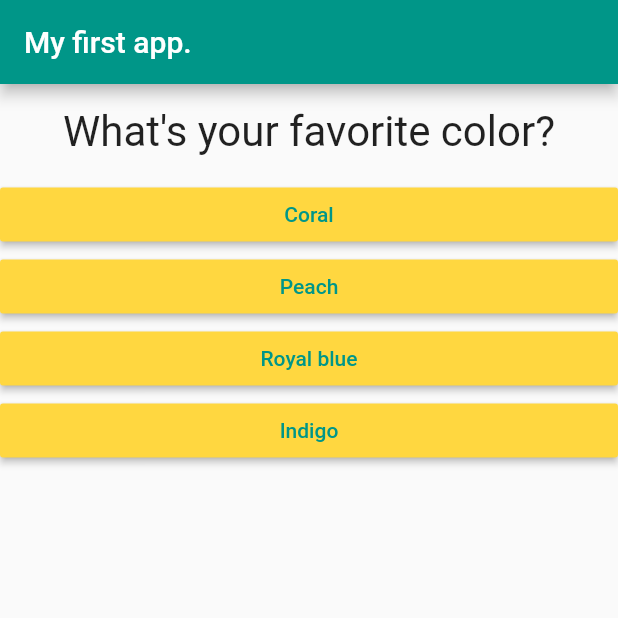
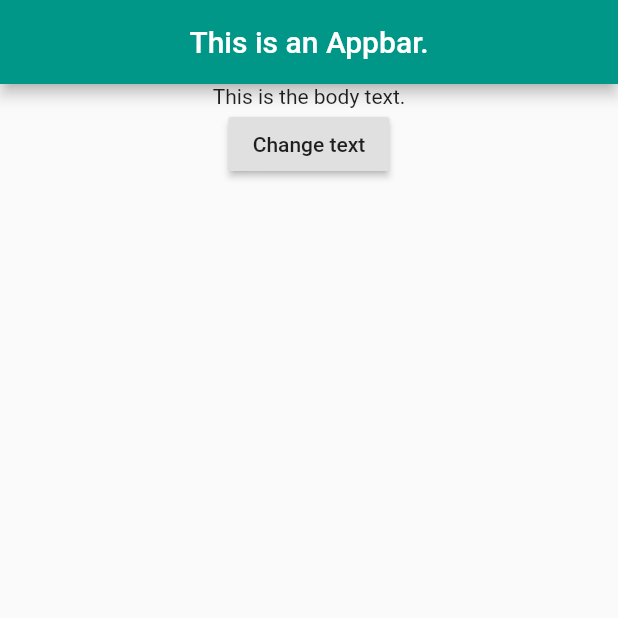
Before and after one commit to sarohabhawna/flutter-apps, a Flutter app: the screen it shows after launch, on a phone screen of 412 x 824 dp, the top half of it. Run offline on Flutter 3.47's test engine with Material 2 defaults, Android fonts, the phone set to English and light mode, and no system bars.

Commit message:
assignment completed

```diff
--- a/lib/answer.dart
+++ /dev/null
@@ -1,21 +0,0 @@
-import "package:flutter/material.dart";
-
-class Answer extends StatelessWidget {
-  final Function buttonHandler;
-  final String answerText;
-
-  Answer(this.buttonHandler, this.answerText);
-
-  @override
-  Widget build(BuildContext context) {
-    return Container(
-      width: double.infinity,
-      child: RaisedButton(
-        color: Colors.amberAccent,
-        textColor: Colors.teal,
-        child: Text(answerText),
-        onPressed: buttonHandler,
-      ),
-    );
-  }
-}
--- /dev/null
+++ b/lib/app.dart
@@ -0,0 +1,23 @@
+import 'package:flutter/material.dart';
+import './textcontrol.dart';
+
+class App extends StatelessWidget {
+  final String bodyText;
+  final Function changeText;
+
+  App({this.bodyText, this.changeText});
+
+  @override
+  Widget build(BuildContext context) {
+    return Scaffold(
+      appBar: AppBar(
+        title: Text('This is an Appbar.'),
+        backgroundColor: Colors.teal,
+        centerTitle: true,
+      ),
+      body: Center(
+        child: TextControl(bodyText: bodyText, changeText: changeText),
+      ),
+    );
+  }
+}
--- /dev/null
+++ b/lib/customtext.dart
@@ -0,0 +1,10 @@
+import 'package:flutter/material.dart';
+
+class CustomText extends StatelessWidget {
+  final String bodyText;
+  CustomText(this.bodyText);
+  @override
+  Widget build(BuildContext context) {
+    return Text(bodyText);
+  }
+}
--- a/lib/main.dart
+++ b/lib/main.dart
@@ -1,7 +1,6 @@
 import "package:flutter/material.dart";
 
-import './quiz.dart';
-import './result.dart';
+import './app.dart';
 
 void main() {
   runApp(MyApp());
@@ -10,79 +9,25 @@ void main() {
 class MyApp extends StatefulWidget {
   @override
   State<StatefulWidget> createState() {
-    // TODO: implement createState
     return _MyAppState();
   }
 }
 
-// _ makes classes, properties, methods private, it can only be accessed within the scope
 class _MyAppState extends State<MyApp> {
-  final _questions = const [
-    {
-      'question': 'What\'s your favorite color?',
-      'answers': [
-        {'text': 'Coral', 'score': 5},
-        {'text': 'Peach', 'score': 3},
-        {'text': 'Royal blue', 'score': 10},
-        {'text': 'Indigo', 'score': 8},
-      ],
-    },
-    {
-      'question': 'What\'s your favorite animal?',
-      'answers': [
-        {'text': 'Dog', 'score': 5},
-        {'text': 'Koala', 'score': 10},
-        {'text': 'Cat', 'score': 7},
-        {'text': 'Unicorn', 'score': 20},
-      ],
-    },
-    {
-      'question': 'Who\'s your favorite instructor?',
-      'answers': [
-        {'text': 'Max', 'score': 15},
-        {'text': 'Brad', 'score': 10},
-        {'text': 'Eric', 'score': 5},
-        {'text': 'Manu', 'score': 4},
-      ],
-    },
-  ];
-  var _questionIndex = 0;
-  var _totalScore = 0;
-
-  void _answerQuestion(int score) {
-    _totalScore += score;
+  String _bodyText = 'This is the body text.';
+  void _changeText() {
     setState(() {
-      _questionIndex += 1;
-    });
-    print(_questionIndex);
-    if (_questionIndex < _questions.length) {
-      print("We have more question");
-    }
-  }
-
-  void _restartQuiz() {
-    setState(() {
-      _questionIndex = 0;
-      _totalScore = 0;
+      _bodyText = 'Text changed.';
     });
   }
 
-  @override // overides the build method of statelesswidget
+  @override
   Widget build(BuildContext context) {
     return MaterialApp(
-      home: Scaffold(
-        appBar: AppBar(
-          title: Text('My first app.'),
-          backgroundColor: Colors.teal,
-        ),
-        body: _questionIndex < _questions.length
-            ? Quiz(
-                questions: _questions,
-                answerQuestion: _answerQuestion,
-                questionIndex: _questionIndex,
-              )
-            : Result(resultScore: _totalScore, restartQuiz: _restartQuiz),
+      home: App(
+        bodyText: _bodyText,
+        changeText: _changeText,
       ),
-    ); // provided by material, turns individual widgets into an app
+    );
   }
 }
--- a/lib/question.dart
+++ /dev/null
@@ -1,21 +0,0 @@
-import "package:flutter/material.dart";
-
-class Question extends StatelessWidget {
-  final String
-      questionText; // final tells that this value will never change after its initialization kind of like const in JS
-  Question(this.questionText);
-  @override
-  Widget build(BuildContext context) {
-    return Container(
-      width: double.infinity, // takes as much space as it can
-      margin: EdgeInsets.all(15), // margin, padding works exactly like CSS
-      child: Text(
-        questionText,
-        style: TextStyle(
-          fontSize: 28,
-        ),
-        textAlign: TextAlign.center,
-      ),
-    );
-  }
-}
--- a/lib/quiz.dart
+++ /dev/null
@@ -1,30 +0,0 @@
-import "package:flutter/material.dart";
-
-import './question.dart';
-import './answer.dart';
-
-class Quiz extends StatelessWidget {
-  final List<Map<String, Object>> questions;
-  final Function answerQuestion;
-  final int questionIndex;
-
-  Quiz({
-    @required this.questions,
-    @required this.answerQuestion,
-    @required this.questionIndex,
-  });
-
-  @override
-  Widget build(BuildContext context) {
-    return Column(
-      children: [
-        Question(questions[questionIndex]['question']),
-        ...(questions[questionIndex]['answers'] as List<Map<String, Object>>)
-            .map((answer) {
-          // ... is spread operator which now adds individual elements of this list to the parent list and prevents creating a nested list
-          return Answer(() => answerQuestion(answer['score']), answer['text']);
-        }).toList()
-      ],
-    );
-  }
-}
--- /dev/null
+++ b/lib/textcontrol.dart
@@ -0,0 +1,21 @@
+import 'package:flutter/material.dart';
+
+import './customtext.dart';
+
+class TextControl extends StatelessWidget {
+  final String bodyText;
+  final Function changeText;
+  TextControl({this.bodyText, this.changeText});
+  @override
+  Widget build(BuildContext context) {
+    return Column(
+      children: <Widget>[
+        CustomText(bodyText),
+        RaisedButton(
+          child: Text('Change text'),
+          onPressed: changeText,
+        ),
+      ],
+    );
+  }
+}
```
Also changed, not shown: lib/result.dart (deleted, +0 -44 lines).
